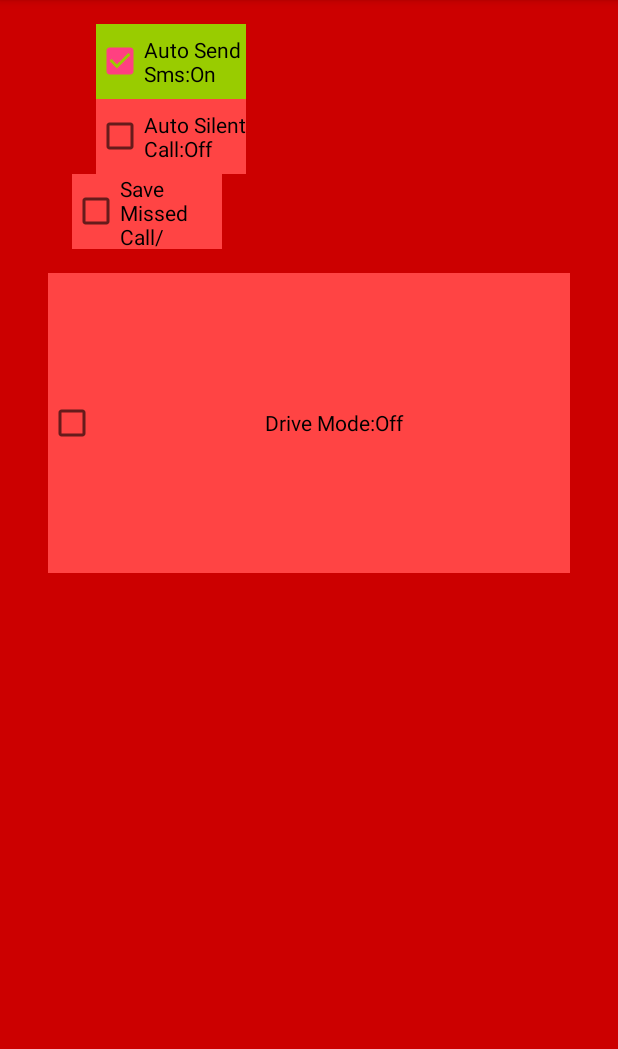
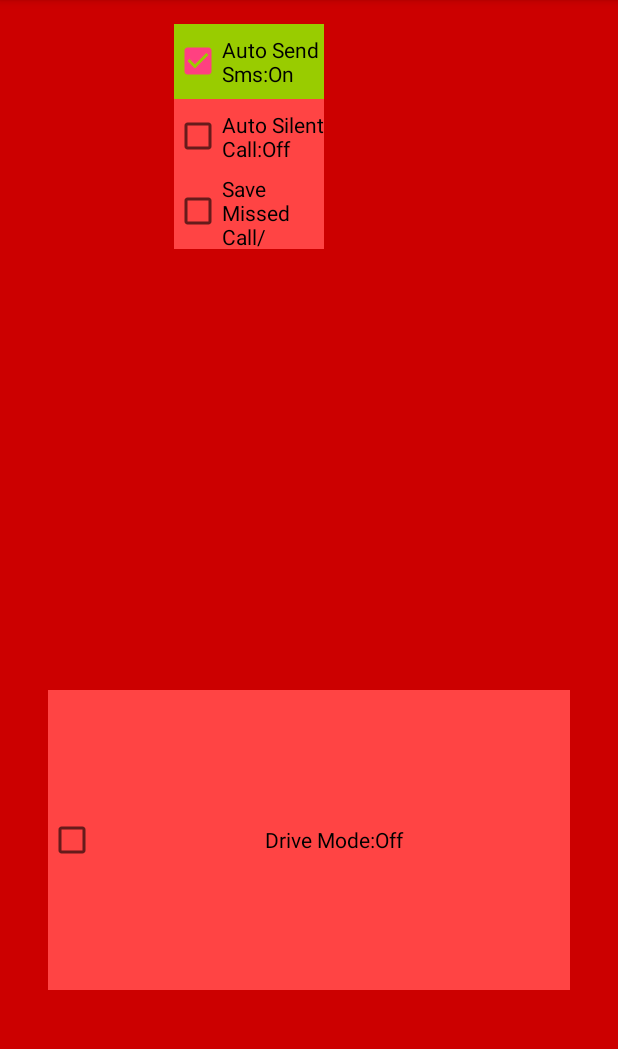
Before and after one commit to nitrek/SafeDrive, an Android app: the screen it shows after launch (HomeActivity), after a tap on "Auto Send Sms:Off", on a phone screen of 412 x 824 dp, the part 84-1133 px from its top. Run offline under Robolectric (Android 15) with nearby library versions, the phone set to English and light mode, and no system bars.

Commit message:
added shared pref

```diff
--- a/app/build.gradle
+++ b/app/build.gradle
@@ -6,7 +6,7 @@ android {
 
     defaultConfig {
         applicationId "com.example.nitesh.safedrive"
-        minSdkVersion 23
+        minSdkVersion 21
         targetSdkVersion 23
         versionCode 1
         versionName "1.0"
--- a/app/src/main/java/com/example/nitesh/safedrive/HomeActivity.java
+++ b/app/src/main/java/com/example/nitesh/safedrive/HomeActivity.java
@@ -56,47 +56,47 @@ public class HomeActivity extends AppCompatActivity
     }
     public void autoSms(View view)
     {
-        CheckBox driveToggleButton = (CheckBox) view;
-        saveInSp(AUTO_SMS,driveToggleButton.isChecked());
-        if(driveToggleButton.isChecked())
+        CheckBox smsToggleButton = (CheckBox) view;
+        saveInSp(AUTO_SMS,smsToggleButton.isChecked());
+        if(smsToggleButton.isChecked())
         {
-            driveToggleButton.setText("Auto Send Sms:On");
-            driveToggleButton.setBackgroundColor(getResources().getColor(android.R.color.holo_green_light));
+            smsToggleButton.setText("Auto Send Sms:On");
+            smsToggleButton.setBackgroundColor(getResources().getColor(android.R.color.holo_green_light));
         }
         else
         {
-            driveToggleButton.setText("Auto Send Sms:Off");
-            driveToggleButton.setBackgroundColor(getResources().getColor(android.R.color.holo_red_light));
+            smsToggleButton.setText("Auto Send Sms:Off");
+            smsToggleButton.setBackgroundColor(getResources().getColor(android.R.color.holo_red_light));
         }
     }
     public void autoCall(View view)
     {
-        CheckBox driveToggleButton = (CheckBox) view;
-        saveInSp(AUTO_CALL,driveToggleButton.isChecked());
-        if(driveToggleButton.isChecked())
+        CheckBox callToggleButton = (CheckBox) view;
+        saveInSp(AUTO_CALL,callToggleButton.isChecked());
+        if(callToggleButton.isChecked())
         {
-            driveToggleButton.setText("Auto Silent Call:On");
-            driveToggleButton.setBackgroundColor(getResources().getColor(android.R.color.holo_green_light));
+            callToggleButton.setText("Auto Silent Call:On");
+            callToggleButton.setBackgroundColor(getResources().getColor(android.R.color.holo_green_light));
         }
         else
         {
-            driveToggleButton.setText("Auto Silent Call:Off");
-            driveToggleButton.setBackgroundColor(getResources().getColor(android.R.color.holo_red_light));
+            callToggleButton.setText("Auto Silent Call:Off");
+            callToggleButton.setBackgroundColor(getResources().getColor(android.R.color.holo_red_light));
         }
     }
     public void callLog(View view)
     {
-        CheckBox driveToggleButton = (CheckBox) view;
-        saveInSp(CALL_LOG,driveToggleButton.isChecked());
-        if(driveToggleButton.isChecked())
+        CheckBox callLogToggleButton = (CheckBox) view;
+        saveInSp(CALL_LOG,callLogToggleButton.isChecked());
+        if(callLogToggleButton.isChecked())
         {
-            driveToggleButton.setText("Save Missed Call/SMS:On");
-            driveToggleButton.setBackgroundColor(getResources().getColor(android.R.color.holo_green_light));
+            callLogToggleButton.setText("Save Missed Call/SMS:On");
+            callLogToggleButton.setBackgroundColor(getResources().getColor(android.R.color.holo_green_light));
         }
         else
         {
-            driveToggleButton.setText("Save Missed Call/SMS:Off");
-            driveToggleButton.setBackgroundColor(getResources().getColor(android.R.color.holo_red_light));
+            callLogToggleButton.setText("Save Missed Call/SMS:Off");
+            callLogToggleButton.setBackgroundColor(getResources().getColor(android.R.color.holo_red_light));
         }
     }
     public void driveToggle(View view)
@@ -115,6 +115,13 @@ public class HomeActivity extends AppCompatActivity
             driveToggleButton.setText("Drive Mode:Off");
             driveToggleButton.setBackgroundColor(getResources().getColor(android.R.color.holo_red_light));
             relativeLayout.setBackgroundColor(getResources().getColor(android.R.color.holo_red_dark));
+            CheckBox cb2,cb3,cb4;
+            cb2 = (CheckBox)findViewById(R.id.autoCall);
+            cb3 = (CheckBox)findViewById(R.id.autoSms);
+            cb4 = (CheckBox)findViewById(R.id.saveLog);
+            cb2.setActivated(false);
+            cb3.setActivated(false);
+            cb4.setActivated(false);
         }
     }
     private boolean getFromSP(String key){
--- a/app/src/main/java/com/example/nitesh/safedrive/IncomingCall.java
+++ b/app/src/main/java/com/example/nitesh/safedrive/IncomingCall.java
@@ -23,20 +23,22 @@ public class IncomingCall extends BroadcastReceiver {
             String incomingNumber = intent.getStringExtra(TelephonyManager.EXTRA_INCOMING_NUMBER);
             if (state.equals(TelephonyManager.EXTRA_STATE_RINGING)) {
                 Toast.makeText(context, "Ringing State Number is - " + incomingNumber, Toast.LENGTH_SHORT).show();
-              if(getFromSP(context,HomeActivity.DRIVE_MODE))
+              if(getFromSP(context,HomeActivity.AUTO_CALL))
+                if(getFromSP(context,HomeActivity.DRIVE_MODE)) {
                     AudioManager am;
-                am= (AudioManager) context.getSystemService(Context.AUDIO_SERVICE);
+                    am = (AudioManager) context.getSystemService(Context.AUDIO_SERVICE);
 //For Silent mode
                     am.setRingerMode(AudioManager.RINGER_MODE_SILENT);
 
 //For Vibrate mode
                     am.setRingerMode(AudioManager.RINGER_MODE_VIBRATE);
-
-                PendingIntent pi = PendingIntent.getActivity(context,0,intent,0);
+                }
+                if (getFromSP(context,HomeActivity.AUTO_SMS)) {
+                    PendingIntent pi = PendingIntent.getActivity(context, 0, intent, 0);
                     SmsManager smsManager = SmsManager.getDefault();
-                smsManager.sendTextMessage(incomingNumber,null,"msg",pi,null);
+                    smsManager.sendTextMessage(incomingNumber, null, "I am Driving! Please Call me Later.", pi, null);
                     Toast.makeText(context, "Sms sent Number is - " + incomingNumber, Toast.LENGTH_SHORT).show();
-
+                }
               }
             else if(state.equals(TelephonyManager.EXTRA_STATE_OFFHOOK))
             {
--- a/app/src/main/res/layout/content_home.xml
+++ b/app/src/main/res/layout/content_home.xml
@@ -22,30 +22,27 @@
         android:text="Auto Send Sms"
         android:id="@+id/autoSms"
         android:onClick="autoSms"
-        android:layout_marginLeft="@dimen/activity_horizontal_margin"
-        android:layout_marginRight="@dimen/activity_horizontal_margin"
-        android:layout_alignParentTop="true"
-        android:layout_alignStart="@+id/saveLog" />
+        android:gravity="center_vertical"
+        android:layout_marginLeft="100dp"
+        />
     <CheckBox
         android:layout_width="100dp"
         android:layout_height="50dp"
         android:text="Auto Silent Call"
         android:id="@+id/autoCall"
         android:onClick="autoCall"
-        android:layout_marginLeft="@dimen/activity_horizontal_margin"
-        android:layout_marginRight="@dimen/activity_horizontal_margin"
         android:layout_below="@+id/autoSms"
-        android:layout_alignStart="@+id/saveLog" />
+        android:layout_alignStart="@+id/autoSms"
+        />
     <CheckBox
         android:layout_width="100dp"
         android:layout_height="50dp"
         android:text="Save Missed Call/Sms Log"
         android:id="@+id/saveLog"
         android:onClick="callLog"
-        android:layout_marginLeft="@dimen/activity_horizontal_margin"
-        android:layout_marginRight="@dimen/activity_horizontal_margin"
         android:layout_below="@+id/autoCall"
-        android:layout_alignStart="@+id/driveModeToggle" />
+        android:layout_alignStart="@+id/autoSms"
+        />
 
     <CheckBox
         android:layout_width="match_parent"
@@ -53,9 +50,11 @@
         android:text="Drive Mode Off"
         android:textAlignment="center"
         android:id="@+id/driveModeToggle"
-        android:layout_margin="@dimen/activity_horizontal_margin"
         android:background="@android:color/holo_red_light"
         android:onClick="driveToggle"
-        android:layout_below="@+id/saveLog"
-        />
+        android:layout_marginLeft="@dimen/activity_horizontal_margin"
+        android:layout_marginRight="@dimen/activity_horizontal_margin"
+        android:layout_marginBottom="92dp"
+        android:layout_alignParentBottom="true"
+        android:layout_centerHorizontal="true" />
 </RelativeLayout>
```
Lines whose indentation alone changed are shown as unchanged.
